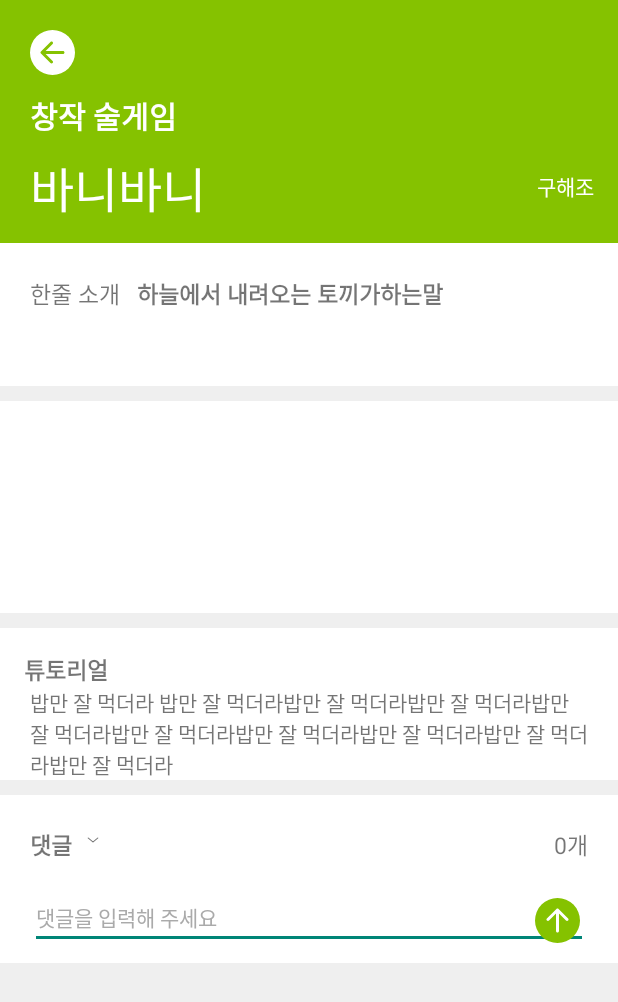
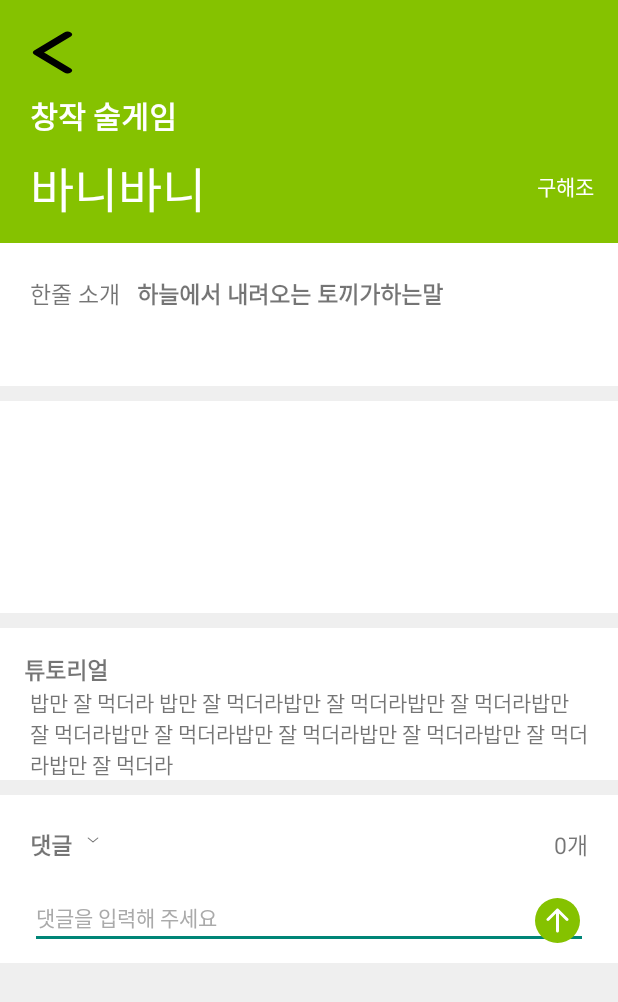
Before and after one commit to Sul-Game-Wiki/Sul-Game-Frontend, an Android app: the CreateDetail screen opened directly, with no data from a screen before it, on a phone screen of 412 x 824 dp. Shown: the top 1002 px of the screen. Run offline under Robolectric (Android 15) with nearby library versions, the phone set to English and light mode, and no system bars; 3 statements that could not run were skipped.

Commit message:
refactor(drawable):drawable추가

```diff
--- a/app/src/main/res/drawable/btn_back.xml
+++ b/app/src/main/res/drawable/btn_back.xml
@@ -1,12 +1,13 @@
 <vector xmlns:android="http://schemas.android.com/apk/res/android"
-    android:width="30dp"
-    android:height="30dp"
-    android:viewportWidth="30"
-    android:viewportHeight="30">
+    android:width="12dp"
+    android:height="20dp"
+    android:viewportWidth="12"
+    android:viewportHeight="20">
   <path
-      android:pathData="M15,15m-15,0a15,15 0,1 1,30 0a15,15 0,1 1,-30 0"
-      android:fillColor="#ffffff"/>
-  <path
-      android:pathData="M7.293,14.293C6.902,14.683 6.902,15.317 7.293,15.707L13.657,22.071C14.047,22.462 14.681,22.462 15.071,22.071C15.462,21.681 15.462,21.047 15.071,20.657L9.414,15L15.071,9.343C15.462,8.953 15.462,8.319 15.071,7.929C14.681,7.538 14.047,7.538 13.657,7.929L7.293,14.293ZM22,16C22.552,16 23,15.552 23,15C23,14.448 22.552,14 22,14V16ZM8,16H22V14H8V16Z"
-      android:fillColor="#85C200"/>
+      android:pathData="M10,18L2,10L10,2"
+      android:strokeLineJoin="round"
+      android:strokeWidth="2.5"
+      android:fillColor="#00000000"
+      android:strokeColor="#000000"
+      android:strokeLineCap="round"/>
 </vector>
```
Also changed, not shown: app/src/main/res/drawable/btn_heart_on.xml (+9 -6 lines).
